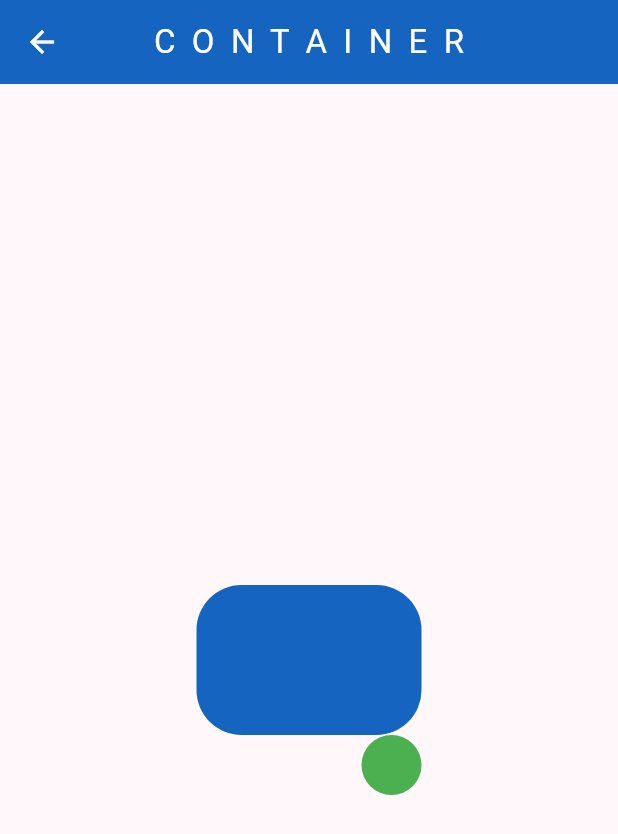
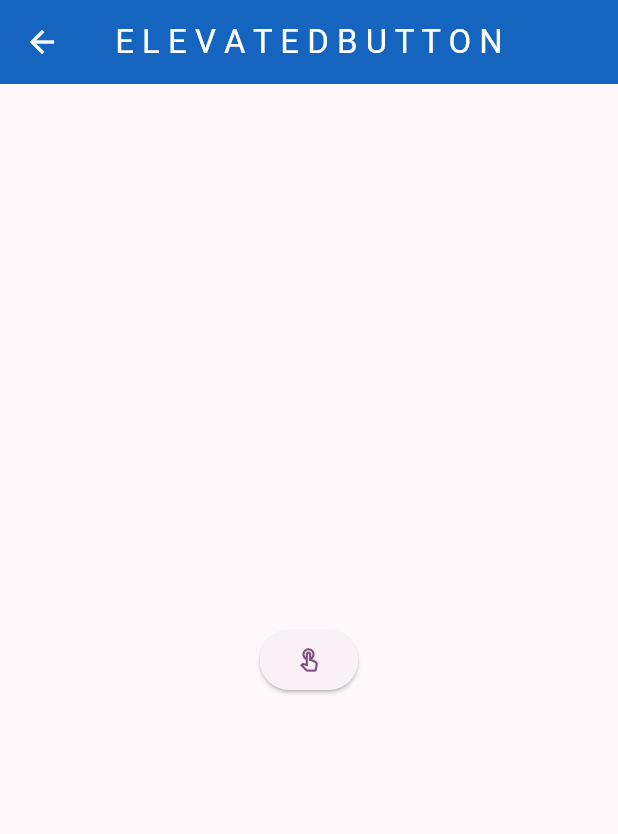
Before and after one commit to SegnonDimas/imdf_first_app, a Flutter app: the BasicsWidgetsLearn screen opened directly, on a phone screen of 412 x 824 dp. Shown: the top 834 px of the screen. Run offline on Flutter 3.47's test engine with Material 3 defaults, Android fonts, the phone set to English and light mode, and no system bars.

Commit message:
ElevatedButton

```diff
--- a/lib/pages/basicsWidgets_learn.dart
+++ b/lib/pages/basicsWidgets_learn.dart
@@ -9,24 +9,20 @@ class BasicsWidgetsLearn extends StatelessWidget {
       appBar: AppBar(
         backgroundColor: Colors.blue.shade800,
         foregroundColor: Colors.white,
-        title: const Text('C  O  N  T  A  I  N  E  R'),
+        title: const Text('E L E V A T E D B U T T O N'),
         centerTitle: true,
       ),
       body: Center(
-          child: Badge(
-        backgroundColor: Colors.green,
-        //label: Text('20'),
-        smallSize: 40,
-        //largeSize: 40,
-        alignment: Alignment.bottomRight,
-        child: Container(
-          height: 100,
-          width: 150,
-          decoration: BoxDecoration(
-              color: Colors.blue.shade800,
-              borderRadius: BorderRadius.circular(30)),
-        ),
-      )),
+          child: ElevatedButton(
+              onPressed: () {}, child: const Icon(Icons.touch_app_outlined))),
     );
   }
 }
+
+/*
+ floatingActionButton: Text(
+        "$alignment",
+        style: TextStyle(fontSize: 25, fontWeight: FontWeight.w900),
+      ),
+      floatingActionButtonLocation: FloatingActionButtonLocation.centerFloat,
+*/
```
